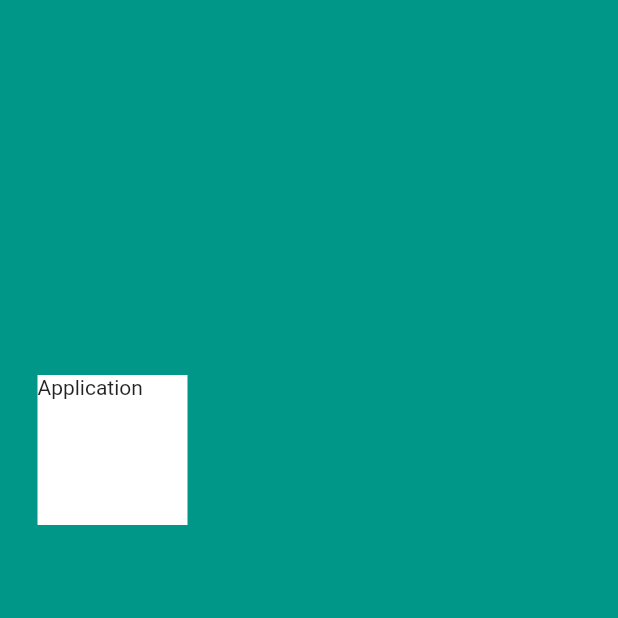
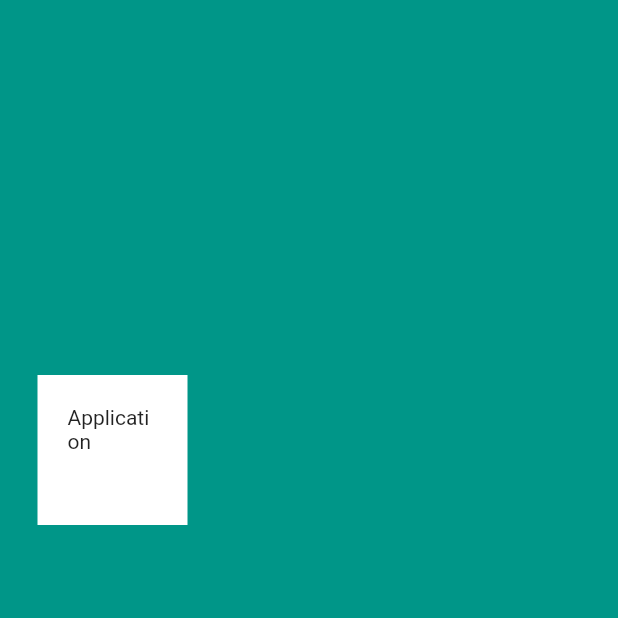
Before and after one commit to TimaevVladislav/flutter_mi, a Flutter app: the screen it shows after launch, on a phone screen of 412 x 824 dp, the top half of it. Run offline on Flutter 3.47's test engine with Material 2 defaults, Android fonts, the phone set to English and light mode, and no system bars.

Commit message:
add:flutter padding

```diff
--- a/lib/main.dart
+++ b/lib/main.dart
@@ -15,6 +15,7 @@ class Application extends StatelessWidget {
             height: 100.0,
             width: 100.0,
             margin: EdgeInsets.symmetric(vertical: 250.0, horizontal: 25.0),
+            padding: EdgeInsets.all(20.0),
             color: Colors.white,
             child: Text("Application"),
           ),
```
